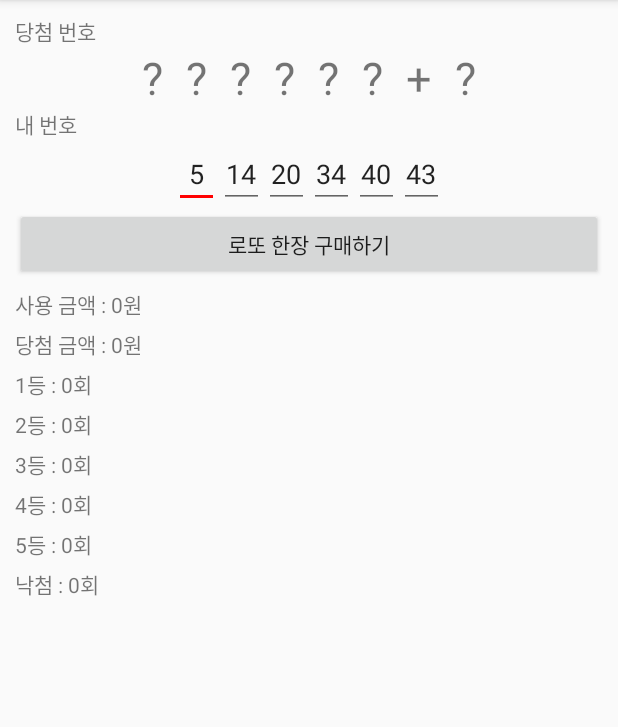
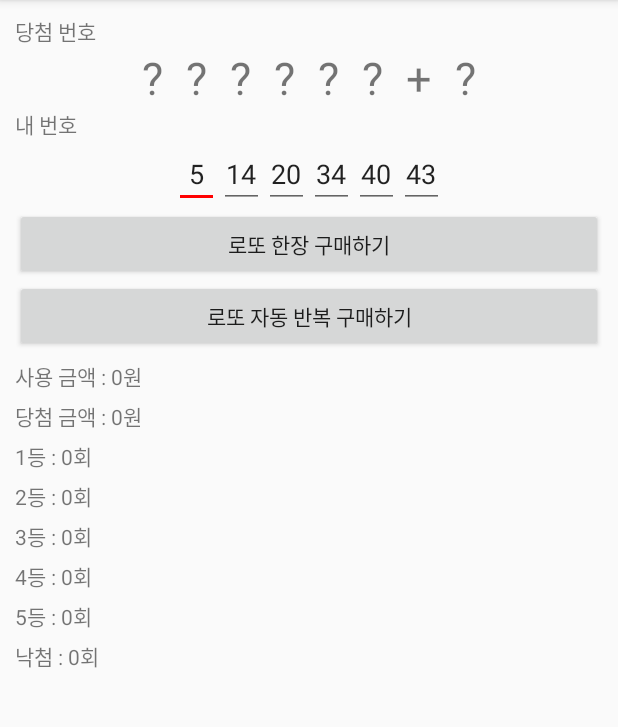
Before and after one commit to 4Namuproject/TestYourLuck, an Android app: the LottoActivity screen opened directly, with no data from a screen before it, on a phone screen of 412 x 824 dp, the part 84-811 px from its top. Run offline under Robolectric (Android 15) with nearby library versions, the phone set to English and light mode, and no system bars.

Commit message:
자동 반복 구매하기 기능 완료

```diff
--- a/app/src/main/java/kr/co/namu/testyourluck/LottoActivity.kt
+++ b/app/src/main/java/kr/co/namu/testyourluck/LottoActivity.kt
@@ -2,6 +2,7 @@ package kr.co.namu.testyourluck
 
 import androidx.appcompat.app.AppCompatActivity
 import android.os.Bundle
+import android.os.Handler
 import android.util.Log
 import android.widget.EditText
 import android.widget.TextView
@@ -35,6 +36,29 @@ class LottoActivity : AppCompatActivity() {
     var useMoney = 0L
     var winMoney = 0L
 
+//    반복을 돌려주는 핸들러
+    val myHandler = Handler()
+
+//    핸들러가 수행해줄 일
+
+    val myRunnable = object : Runnable {
+        override fun run() {
+
+            if (useMoney < 10000000) {
+
+                makeWinNumbers()
+                buyLottoLoop()
+
+            }
+
+        }
+
+    }
+
+    fun buyLottoLoop() {
+        myHandler.post(myRunnable)
+    }
+
 
     override fun onCreate(savedInstanceState: Bundle?) {
         super.onCreate(savedInstanceState)
@@ -60,6 +84,13 @@ class LottoActivity : AppCompatActivity() {
         buyOneLottoBtn.setOnClickListener {
 
             makeWinNumbers()
+
+        }
+
+//        자동 구매하기 버튼이 눌리면
+        autoLottoBtn.setOnClickListener {
+
+            buyLottoLoop()
 
         }
 
--- a/app/src/main/res/layout/activity_lotto.xml
+++ b/app/src/main/res/layout/activity_lotto.xml
@@ -144,6 +144,12 @@
         android:layout_height="wrap_content"
         android:text="로또 한장 구매하기" />
 
+    <Button
+        android:id="@+id/autoLottoBtn"
+        android:layout_width="match_parent"
+        android:layout_height="wrap_content"
+        android:text="로또 자동 반복 구매하기" />
+
     <TextView
         android:id="@+id/useMoneyTxt"
         android:layout_width="wrap_content"
```
